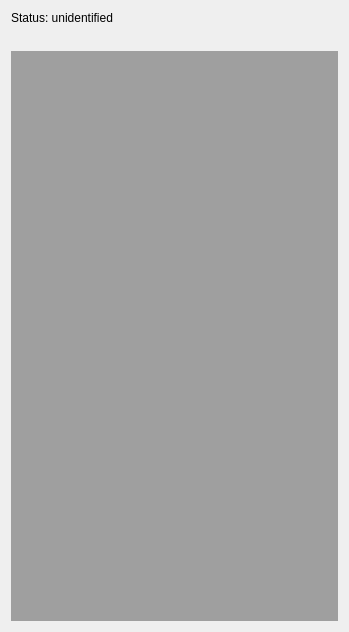
The window that main.ui (G9999/motion-detector-client) describes before a commit, drawn with Qt 5.
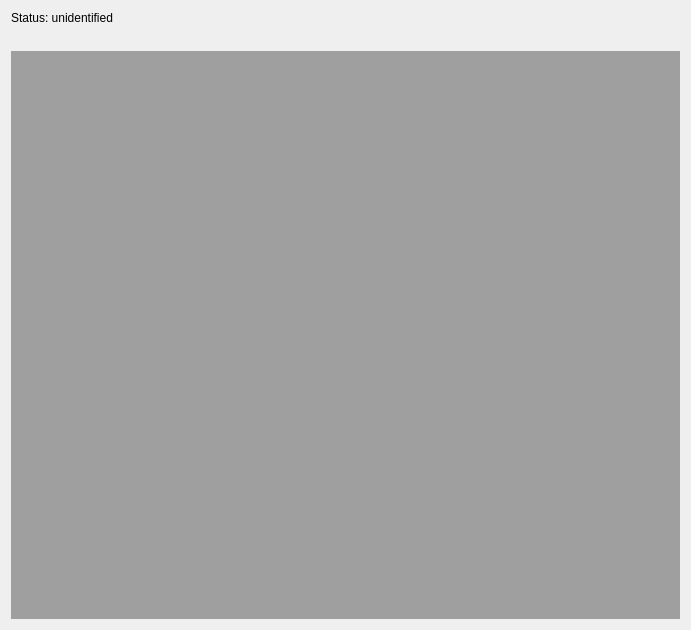
The same window after the commit. Icons and pictures are not drawn.

Commit message: Integrate capture widget inside main dialog.

Patch:
```diff
--- a/main.ui
+++ b/main.ui
@@ -6,8 +6,8 @@
    <rect>
     <x>0</x>
     <y>0</y>
-    <width>349</width>
-    <height>632</height>
+    <width>691</width>
+    <height>630</height>
    </rect>
   </property>
   <property name="windowTitle">
```
Left out of the diff: 36 changed lines with no effect on the pictures. Lines whose indentation alone changed are shown as unchanged. The commit also changes 3 other files.
